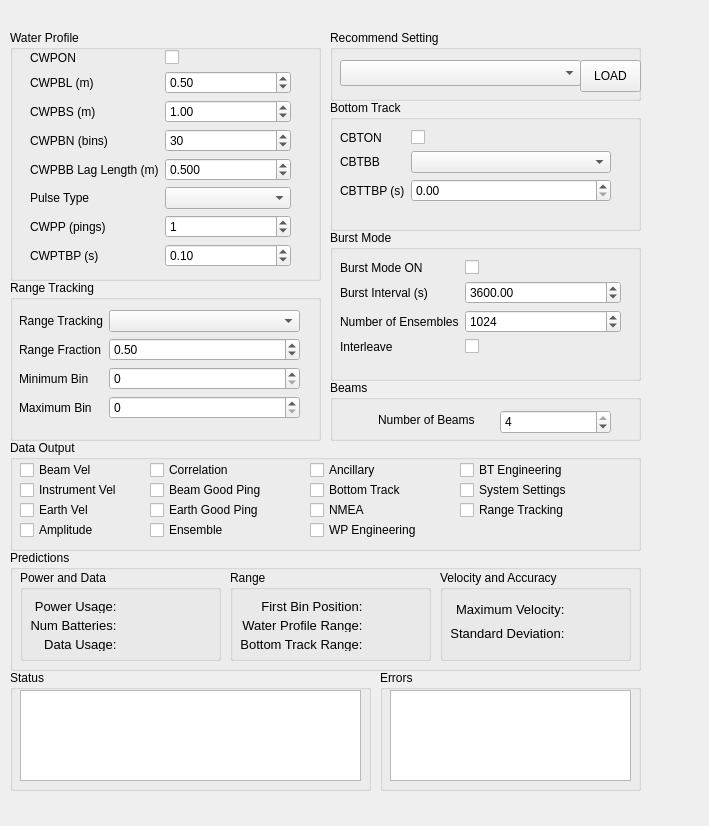
This is Frontend/qt/Predictor/subsystem_view.ui in ricorx7/rti_python as Qt 5 draws it before an edit. The edited form follows.
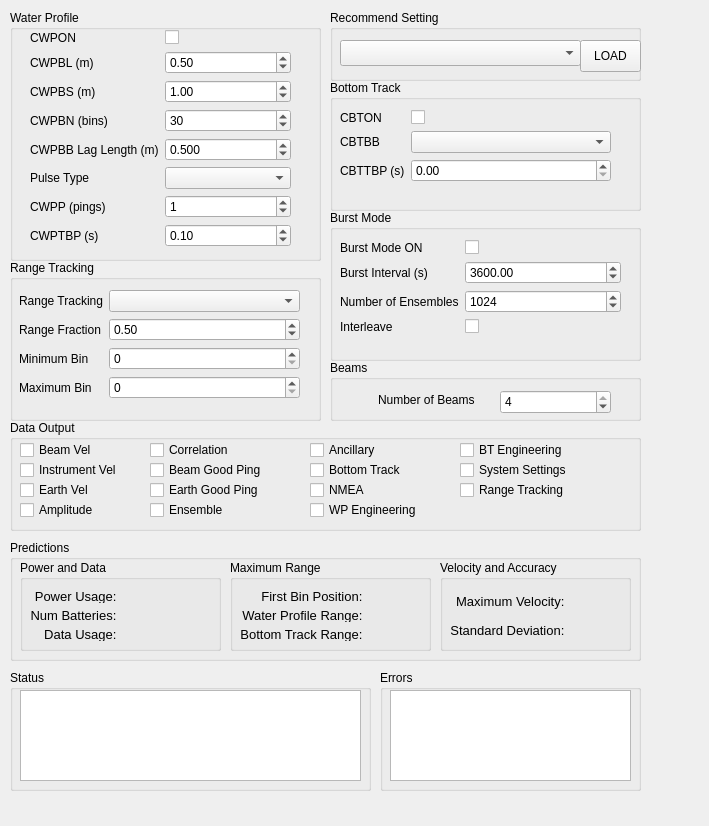
This is the edited form.

The edit to the form file:
```diff
--- a/Frontend/qt/Predictor/subsystem_view.ui
+++ b/Frontend/qt/Predictor/subsystem_view.ui
@@ -17,7 +17,7 @@
    <property name="geometry">
     <rect>
      <x>330</x>
-     <y>100</y>
+     <y>80</y>
      <width>311</width>
      <height>131</height>
     </rect>
@@ -76,7 +76,7 @@
    <property name="geometry">
     <rect>
      <x>330</x>
-     <y>230</y>
+     <y>210</y>
      <width>311</width>
      <height>151</height>
     </rect>
@@ -169,7 +169,7 @@
    <property name="geometry">
     <rect>
      <x>10</x>
-     <y>30</y>
+     <y>10</y>
      <width>311</width>
      <height>251</height>
     </rect>
@@ -332,7 +332,7 @@
    <property name="geometry">
     <rect>
      <x>10</x>
-     <y>440</y>
+     <y>420</y>
      <width>631</width>
      <height>111</height>
     </rect>
@@ -540,7 +540,7 @@
    <property name="geometry">
     <rect>
      <x>10</x>
-     <y>550</y>
+     <y>540</y>
      <width>631</width>
      <height>121</height>
     </rect>
@@ -561,7 +561,7 @@
      </rect>
     </property>
     <property name="title">
-     <string>Range</string>
+     <string>Maximum Range</string>
     </property>
     <widget class="QWidget" name="layoutWidget">
      <property name="geometry">
@@ -740,24 +740,11 @@
     </widget>
    </widget>
   </widget>
-  <widget class="QLabel" name="freqLabel">
-   <property name="geometry">
-    <rect>
-     <x>260</x>
-     <y>10</y>
-     <width>211</width>
-     <height>16</height>
-    </rect>
-   </property>
-   <property name="text">
-    <string/>
-   </property>
-  </widget>
   <widget class="QGroupBox" name="groupBox_6">
    <property name="geometry">
     <rect>
      <x>330</x>
-     <y>380</y>
+     <y>360</y>
      <width>311</width>
      <height>61</height>
     </rect>
@@ -802,7 +789,7 @@
    <property name="geometry">
     <rect>
      <x>330</x>
-     <y>30</y>
+     <y>10</y>
      <width>311</width>
      <height>71</height>
     </rect>
@@ -838,7 +825,7 @@
    <property name="geometry">
     <rect>
      <x>10</x>
-     <y>280</y>
+     <y>260</y>
      <width>311</width>
      <height>161</height>
     </rect>
@@ -907,7 +894,7 @@
    <property name="geometry">
     <rect>
      <x>440</x>
-     <y>570</y>
+     <y>560</y>
      <width>191</width>
      <height>91</height>
     </rect>
@@ -921,7 +908,7 @@
       <x>10</x>
       <y>30</y>
       <width>171</width>
-      <height>42</height>
+      <height>51</height>
      </rect>
     </property>
     <layout class="QGridLayout" name="gridLayout">
```
Left out of the diff: 8 changed lines with no effect on the pictures.
